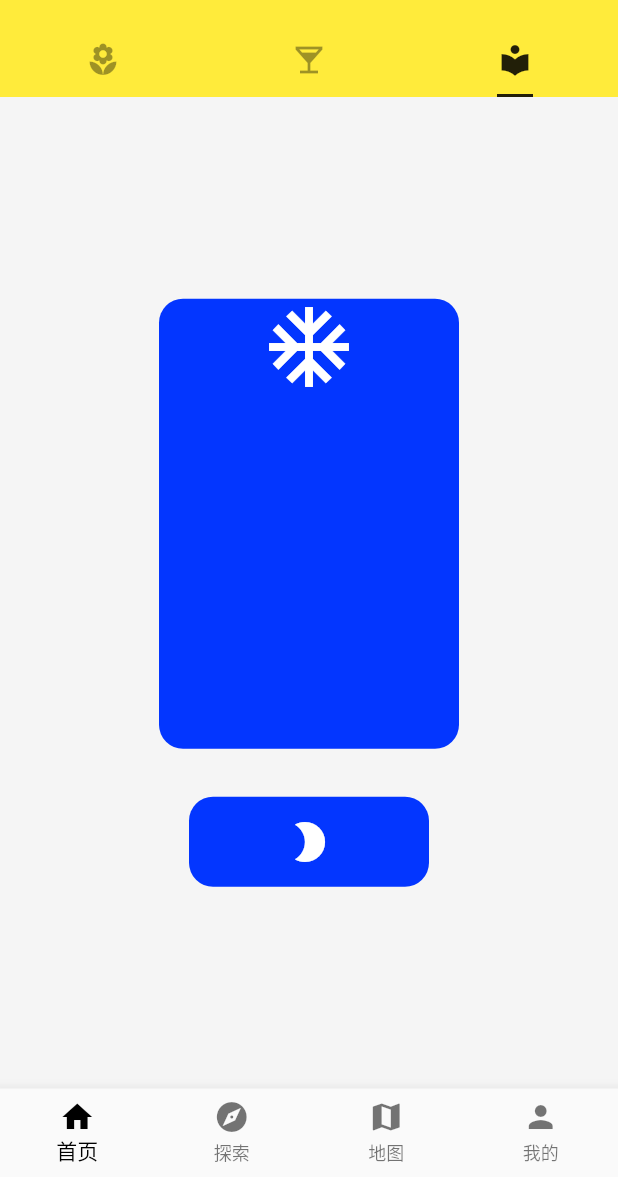
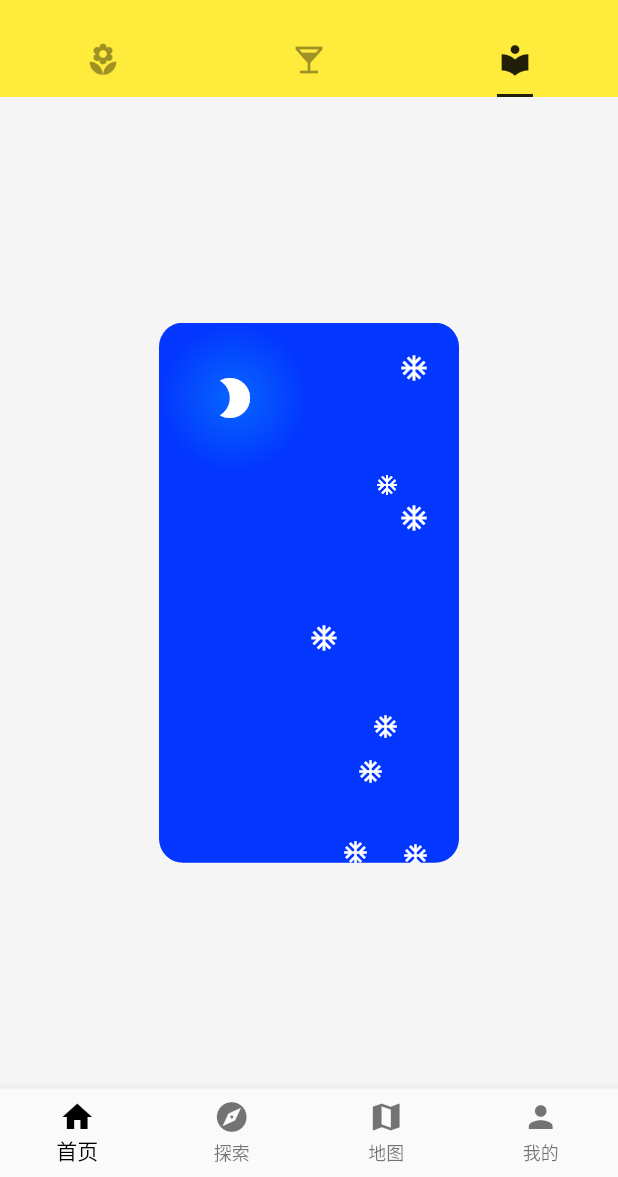
Before and after one commit to vantch/vantch-flutter, a Flutter app: the screen it shows after launch, tab 3 chosen, on a phone screen of 412 x 824 dp, the part 59-1236 px from its top. Run offline on Flutter 3.47's test engine with Material 2 defaults, Android fonts, the phone set to English and light mode, and no system bars; network calls fail.

Commit message:
Stack 一摞小部件 : Positioned 、SizeBox

```diff
--- a/lib/demo/layout_demo.dart
+++ b/lib/demo/layout_demo.dart
@@ -14,32 +14,34 @@ class SizeBox extends StatelessWidget {
       child: Column(
         mainAxisAlignment: MainAxisAlignment.center,
         children: <Widget>[
+          Stack(
+            alignment: Alignment.topLeft,
+            children: <Widget>[
               SizedBox(
                 width: 200.0,
-            height: 300.0,
+                height: 360.0,
                 child: Container(
-              alignment: Alignment.topCenter,
+                  // alignment: Alignment(0.0, -0.8),
                   decoration: BoxDecoration(
                     color: Color.fromRGBO(3, 54, 255, 1.0),
                     borderRadius: BorderRadius.circular(16.0),
                   ),
-              child: Icon(
-                Icons.ac_unit,
-                size: 64.0,
-                color: Colors.white,
-              ),
                 ),
               ),
               SizedBox(
-            height: 32.0,
-          ),
-          SizedBox(
-            width: 160.0,
-            height: 60.0,
+                width: 100.0,
+                height: 100.0,
                 child: Container(
                   decoration: BoxDecoration(
                     color: Color.fromRGBO(3, 54, 255, 1.0),
-                borderRadius: BorderRadius.circular(16.0),
+                    // borderRadius: BorderRadius.circular(16.0),
+                    shape: BoxShape.circle,
+                    gradient: RadialGradient(
+                      colors: [
+                        Color.fromRGBO(7, 102, 255, 1.0),
+                        Color.fromRGBO(3, 54, 255, 1.0),
+                      ],
+                    ),
                   ),
                   child: Icon(
                     Icons.brightness_2,
@@ -47,6 +49,80 @@ class SizeBox extends StatelessWidget {
                     size: 32.0,
                   ),
                 ),
+              ),
+              Positioned(
+                right: 20.0,
+                top: 20.0,
+                child: Icon(
+                  Icons.ac_unit,
+                  size: 20.0,
+                  color: Colors.white,
+                ),
+              ),
+              Positioned(
+                right: 20.0,
+                top: 120.0,
+                child: Icon(
+                  Icons.ac_unit,
+                  size: 20.0,
+                  color: Colors.white,
+                ),
+              ),
+              Positioned(
+                right: 40.0,
+                top: 100.0,
+                child: Icon(
+                  Icons.ac_unit,
+                  size: 16.0,
+                  color: Colors.white,
+                ),
+              ),
+              Positioned(
+                right: 80.0,
+                top: 200.0,
+                child: Icon(
+                  Icons.ac_unit,
+                  size: 20.0,
+                  color: Colors.white,
+                ),
+              ),
+              Positioned(
+                right: 40.0,
+                top: 260.0,
+                child: Icon(
+                  Icons.ac_unit,
+                  size: 18.0,
+                  color: Colors.white,
+                ),
+              ),
+              Positioned(
+                right: 60.0,
+                top: 344.0,
+                child: Icon(
+                  Icons.ac_unit,
+                  size: 18.0,
+                  color: Colors.white,
+                ),
+              ),
+              Positioned(
+                right: 50.0,
+                top: 290.0,
+                child: Icon(
+                  Icons.ac_unit,
+                  size: 18.0,
+                  color: Colors.white,
+                ),
+              ),
+              Positioned(
+                right: 20.0,
+                top: 346.0,
+                child: Icon(
+                  Icons.ac_unit,
+                  size: 18.0,
+                  color: Colors.white,
+                ),
+              ),
+            ],
           ),
         ],
       ),
```
Lines whose indentation alone changed are shown as unchanged.
